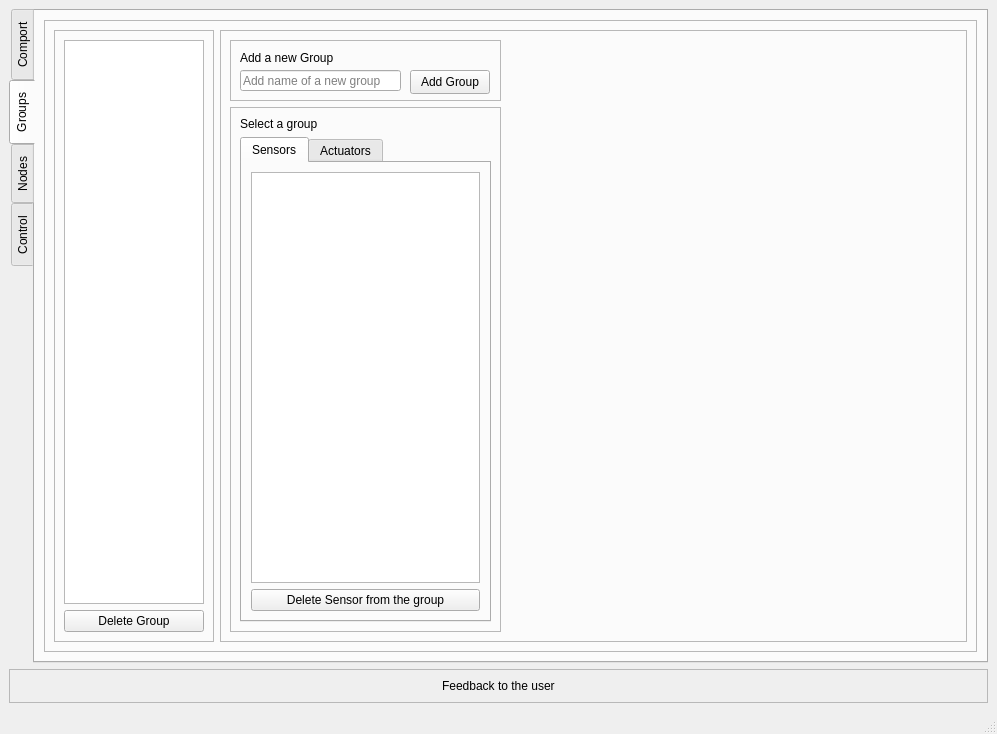
First picture: the form in Gui/Test_Groups/mainwindow.ui, repository kasper201/Domotica-School, before the edit.
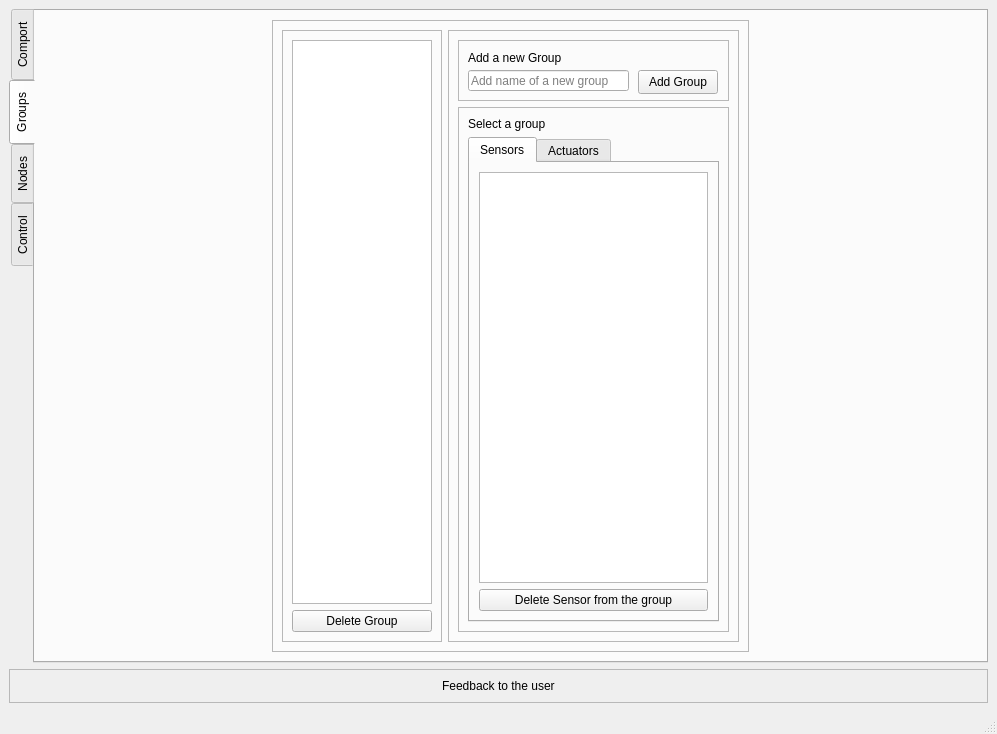
Second picture: the form after the edit. The open tabs and pages were chosen to show the change.

Commit message: Update group alignment

```diff
--- a/Gui/Test_Groups/mainwindow.ui
+++ b/Gui/Test_Groups/mainwindow.ui
@@ -159,7 +159,7 @@
         <string>Groups Overview</string>
        </attribute>
        <layout class="QVBoxLayout" name="verticalLayout_13">
-        <item>
+        <item alignment="Qt::AlignHCenter">
          <widget class="QFrame" name="frame_3">
           <property name="frameShape">
            <enum>QFrame::StyledPanel</enum>
```
Left out of the diff: 2 changed lines with no effect on the pictures.
